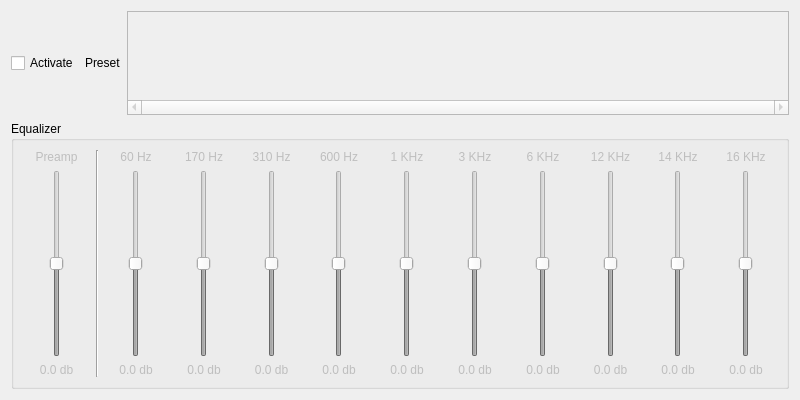
Before: the Qt Designer form code/MiamPlayer/equalizerdialog.ui in MBach/Miam-Player, drawn with Qt 5.
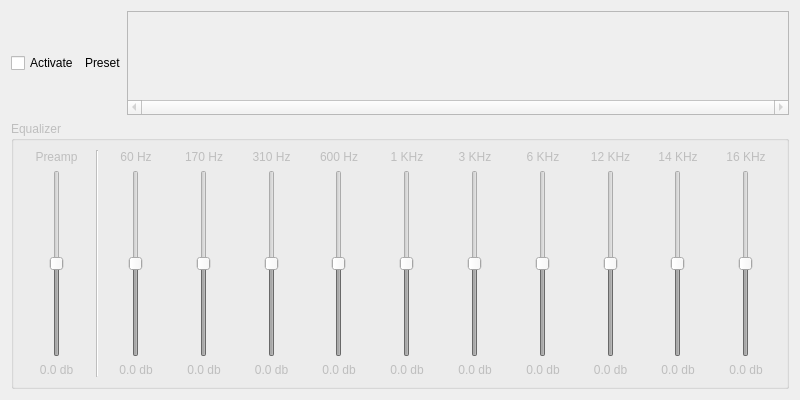
After: the same form once the commit is applied. Custom widgets are drawn as their Qt base class.

The edit to the form file:
```diff
--- a/code/MiamPlayer/equalizerdialog.ui
+++ b/code/MiamPlayer/equalizerdialog.ui
@@ -98,6 +98,9 @@
    </item>
    <item>
     <widget class="QGroupBox" name="groupBoxEqualizer">
+     <property name="enabled">
+      <bool>false</bool>
+     </property>
      <property name="title">
       <string>Equalizer</string>
      </property>
```
